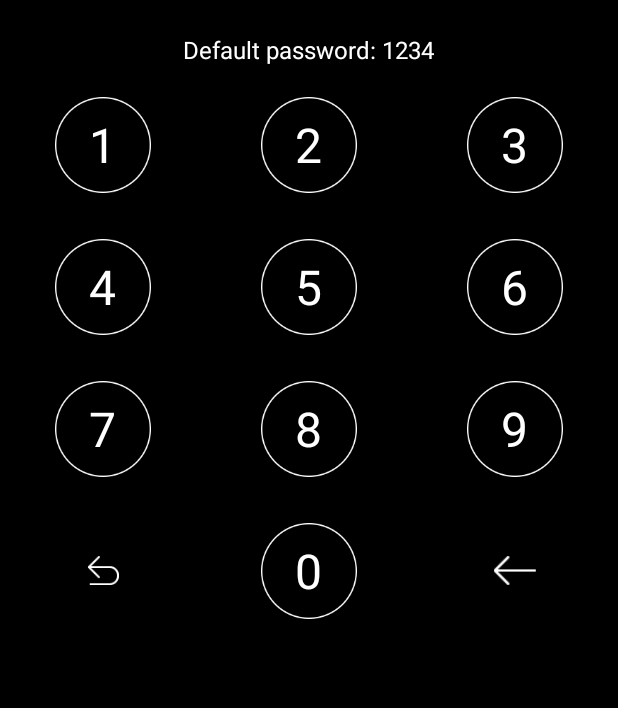
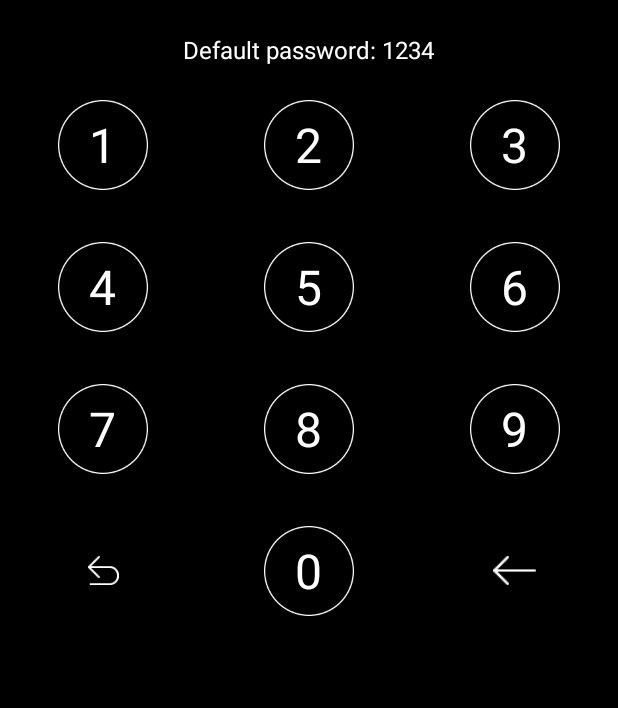
Before and after one commit to KyleCe/ScreenLocker2, an Android app: the layout password_pin_code.xml on its own in the app's theme, with its tools: preview values and no code run, on a phone screen of 412 x 824 dp. Shown: the part 216-924 px from the top of the screen. Run offline under Robolectric (Android 15) with nearby library versions, the phone set to English and light mode, and no system bars.

Commit message:
optimize lock pin code screen input experience, the respond area of this version is much smaller

```diff
--- a/app/src/main/res/layout/view_keyboard.xml
+++ b/app/src/main/res/layout/view_keyboard.xml
@@ -2,133 +2,208 @@
 <RelativeLayout
     xmlns:android="http://schemas.android.com/apk/res/android"
     xmlns:app="http://schemas.android.com/apk/res-auto"
-    android:orientation="vertical"
     android:layout_width="match_parent"
-    android:layout_height="match_parent">
+    android:layout_height="match_parent"
+    android:orientation="vertical">
 
-    <LinearLayout android:id="@+id/pin_code_first_row"
+    <LinearLayout
+        android:id="@+id/pin_code_first_row"
         android:layout_width="match_parent"
         android:layout_height="wrap_content"
         android:orientation="horizontal"
-        android:weightSum="3" >
+        android:weightSum="3">
+
+        <FrameLayout
+            android:layout_width="0dp"
+            android:layout_height="wrap_content"
+            android:layout_weight="1">
 
             <com.ce.game.screenlocker.view.KeyboardButtonView
                 android:id="@+id/pin_code_button_1"
+                android:layout_width="60dp"
+                android:layout_height="wrap_content"
+                android:layout_gravity="center"
+                app:lp_keyboard_button_text="@string/button1_large_text"/>
+        </FrameLayout>
+
+        <FrameLayout
             android:layout_width="0dp"
             android:layout_height="wrap_content"
-            android:layout_weight="1"
-            app:lp_keyboard_button_text="@string/button1_large_text" />
+            android:layout_weight="1">
 
             <com.ce.game.screenlocker.view.KeyboardButtonView
                 android:id="@+id/pin_code_button_2"
+                android:layout_width="60dp"
+                android:layout_height="wrap_content"
+                android:layout_gravity="center"
+                app:lp_keyboard_button_text="@string/button2_large_text"/>
+        </FrameLayout>
+
+        <FrameLayout
             android:layout_width="0dp"
             android:layout_height="wrap_content"
-            android:layout_weight="1"
-            app:lp_keyboard_button_text="@string/button2_large_text" />
+            android:layout_weight="1">
 
             <com.ce.game.screenlocker.view.KeyboardButtonView
                 android:id="@+id/pin_code_button_3"
-            android:layout_width="0dp"
+                android:layout_width="60dp"
                 android:layout_height="wrap_content"
-            android:layout_weight="1"
-            app:lp_keyboard_button_text="@string/button3_large_text" />
+                android:layout_gravity="center"
+                app:lp_keyboard_button_text="@string/button3_large_text"/>
+        </FrameLayout>
 
     </LinearLayout>
 
-    <LinearLayout android:id="@+id/pin_code_second_row"
+    <LinearLayout
+        android:id="@+id/pin_code_second_row"
         android:layout_width="match_parent"
         android:layout_height="wrap_content"
+        android:layout_below="@+id/pin_code_first_row"
         android:orientation="horizontal"
-        android:layout_below="@+id/pin_code_first_row"
         android:weightSum="3">
+
+        <FrameLayout
+            android:layout_width="0dp"
+            android:layout_height="wrap_content"
+            android:layout_weight="1">
+
             <com.ce.game.screenlocker.view.KeyboardButtonView
 
                 android:id="@+id/pin_code_button_4"
+                android:layout_width="60dp"
+                android:layout_height="wrap_content"
+                android:layout_gravity="center"
+                app:lp_keyboard_button_text="@string/button4_large_text"/>
+        </FrameLayout>
+
+        <FrameLayout
             android:layout_width="0dp"
             android:layout_height="wrap_content"
-            android:layout_weight="1"
-            app:lp_keyboard_button_text="@string/button4_large_text" />
+            android:layout_weight="1">
 
             <com.ce.game.screenlocker.view.KeyboardButtonView
                 android:id="@+id/pin_code_button_5"
+                android:layout_width="60dp"
+                android:layout_height="wrap_content"
+                android:layout_gravity="center"
+                app:lp_keyboard_button_text="@string/button5_large_text"/>
+        </FrameLayout>
+
+        <FrameLayout
             android:layout_width="0dp"
             android:layout_height="wrap_content"
-            android:layout_weight="1"
-            app:lp_keyboard_button_text="@string/button5_large_text" />
+            android:layout_weight="1">
 
             <com.ce.game.screenlocker.view.KeyboardButtonView
                 android:id="@+id/pin_code_button_6"
-            android:layout_width="0dp"
+                android:layout_width="60dp"
                 android:layout_height="wrap_content"
-            android:layout_weight="1"
-            app:lp_keyboard_button_text="@string/button6_large_text" />
+                android:layout_gravity="center"
+                app:lp_keyboard_button_text="@string/button6_large_text"/>
+        </FrameLayout>
 
     </LinearLayout>
 
-    <LinearLayout android:id="@+id/pin_code_third_row"
+    <LinearLayout
+        android:id="@+id/pin_code_third_row"
         android:layout_width="match_parent"
         android:layout_height="wrap_content"
+        android:layout_below="@+id/pin_code_second_row"
         android:orientation="horizontal"
-        android:layout_below="@+id/pin_code_second_row"
         android:weightSum="3">
+
+        <FrameLayout
+            android:layout_width="0dp"
+            android:layout_height="wrap_content"
+            android:layout_weight="1">
 
             <com.ce.game.screenlocker.view.KeyboardButtonView
                 android:id="@+id/pin_code_button_7"
+                android:layout_width="60dp"
+                android:layout_height="wrap_content"
+                android:layout_gravity="center"
+                app:lp_keyboard_button_text="@string/button7_large_text"/>
+        </FrameLayout>
+
+        <FrameLayout
             android:layout_width="0dp"
             android:layout_height="wrap_content"
-            android:layout_weight="1"
-            app:lp_keyboard_button_text="@string/button7_large_text" />
+            android:layout_weight="1">
 
             <com.ce.game.screenlocker.view.KeyboardButtonView
                 android:id="@+id/pin_code_button_8"
+                android:layout_width="60dp"
+                android:layout_height="wrap_content"
+                android:layout_gravity="center"
+                app:lp_keyboard_button_text="@string/button8_large_text"/>
+        </FrameLayout>
+
+        <FrameLayout
             android:layout_width="0dp"
             android:layout_height="wrap_content"
-            android:layout_weight="1"
-            app:lp_keyboard_button_text="@string/button8_large_text" />
+            android:layout_weight="1">
 
             <com.ce.game.screenlocker.view.KeyboardButtonView
                 android:id="@+id/pin_code_button_9"
-            android:layout_width="0dp"
+                android:layout_width="60dp"
                 android:layout_height="wrap_content"
-            android:layout_weight="1"
-            app:lp_keyboard_button_text="@string/button9_large_text" />
+                android:layout_gravity="center"
+                app:lp_keyboard_button_text="@string/button9_large_text"/>
+        </FrameLayout>
 
     </LinearLayout>
 
-    <LinearLayout android:id="@+id/pin_code_fourth_row"
+    <LinearLayout
+        android:id="@+id/pin_code_fourth_row"
         android:layout_width="match_parent"
         android:layout_height="wrap_content"
+        android:layout_below="@+id/pin_code_third_row"
         android:orientation="horizontal"
-        android:layout_below="@+id/pin_code_third_row"
         android:weightSum="3">
 
+        <FrameLayout
+            android:layout_width="0dp"
+            android:layout_height="wrap_content"
+            android:layout_gravity="center_vertical"
+            android:layout_weight="1">
+
             <com.ce.game.screenlocker.view.KeyboardButtonView
-            android:layout_gravity="center_vertical"
                 android:id="@+id/pin_code_button_10"
-            android:layout_width="0dp"
+                android:layout_width="60dp"
                 android:layout_height="50dp"
-            android:layout_weight="1"
+                android:layout_gravity="center"
                 app:lp_keyboard_button_image="@drawable/unlockscreen_icon_return"
                 />
-            app:lp_keyboard_button_ripple_enabled="false"
+        </FrameLayout>
+
+        <FrameLayout
+            android:layout_width="0dp"
+            android:layout_height="wrap_content"
+            android:layout_weight="1">
 
             <com.ce.game.screenlocker.view.KeyboardButtonView
                 android:id="@+id/pin_code_button_0"
+                android:layout_width="60dp"
+                android:layout_height="wrap_content"
+                android:layout_gravity="center"
+                app:lp_keyboard_button_text="@string/button11_large_text"/>
+        </FrameLayout>
+
+        <FrameLayout
             android:layout_width="0dp"
             android:layout_height="wrap_content"
-            android:layout_weight="1"
-            app:lp_keyboard_button_text="@string/button11_large_text" />
+            android:layout_gravity="center_vertical"
+            android:layout_weight="1">
 
             <com.ce.game.screenlocker.view.KeyboardButtonView
-            android:layout_gravity="center_vertical"
                 android:id="@+id/pin_code_button_clear"
-            android:layout_width="0dp"
+                android:layout_width="50dp"
                 android:layout_height="50dp"
+                android:layout_gravity="center"
                 android:layout_weight="1"
                 app:lp_keyboard_button_image="@drawable/unlockscreen_icon_delete"
                 />
-            app:lp_keyboard_button_ripple_enabled="false"
-
+        </FrameLayout>
 
     </LinearLayout>
 
```
Lines whose indentation alone changed are shown as unchanged.
